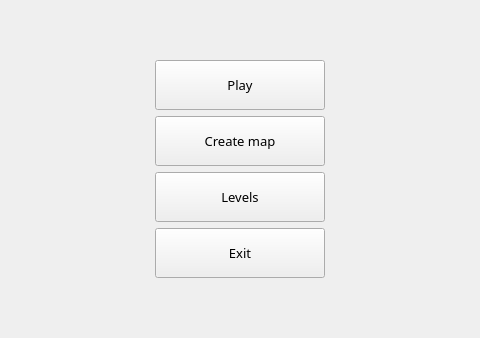
Qt form mainwindow.ui (Kalianova/LogicGame) before a commit; both pictures show x 260 to 740 and y 120 to 458 of the 1000 by 600 pixel window.
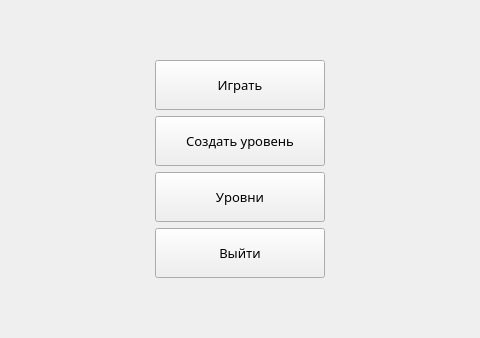
The same form after that commit.

Patch:
```diff
--- a/mainwindow.ui
+++ b/mainwindow.ui
@@ -93,7 +93,7 @@
          <enum>Qt::LeftToRight</enum>
         </property>
         <property name="text">
-         <string>Play</string>
+         <string>Играть</string>
         </property>
        </widget>
       </item>
@@ -114,7 +114,7 @@
          </font>
         </property>
         <property name="text">
-         <string>Create map</string>
+         <string>Создать уровень</string>
         </property>
        </widget>
       </item>
@@ -135,7 +135,7 @@
          </font>
         </property>
         <property name="text">
-         <string>Levels</string>
+         <string>Уровни</string>
         </property>
        </widget>
       </item>
@@ -156,7 +156,7 @@
          </font>
         </property>
         <property name="text">
-         <string>Exit</string>
+         <string>Выйти</string>
         </property>
        </widget>
       </item>
```
Left out of the diff: 54 changed lines with no effect on the pictures.
